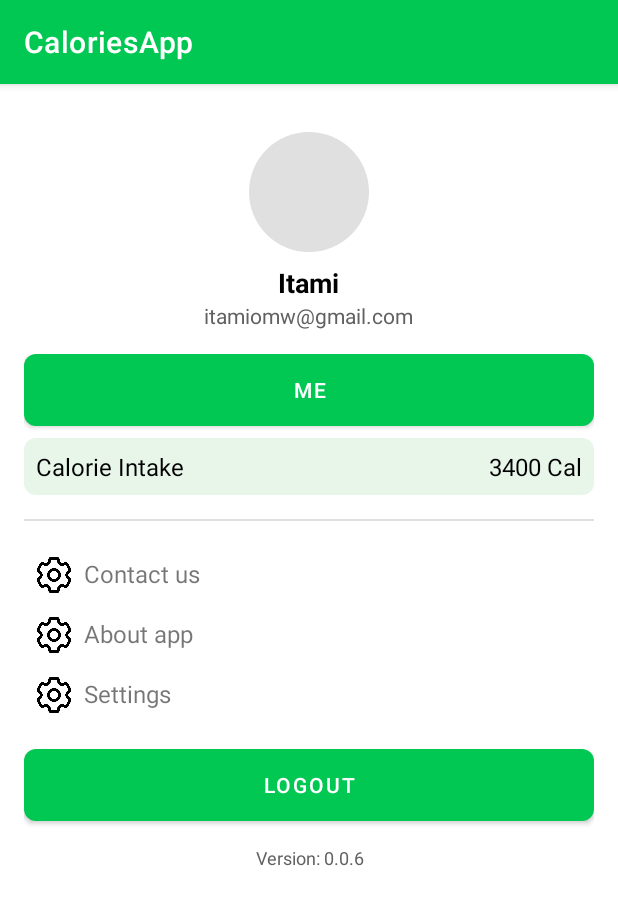
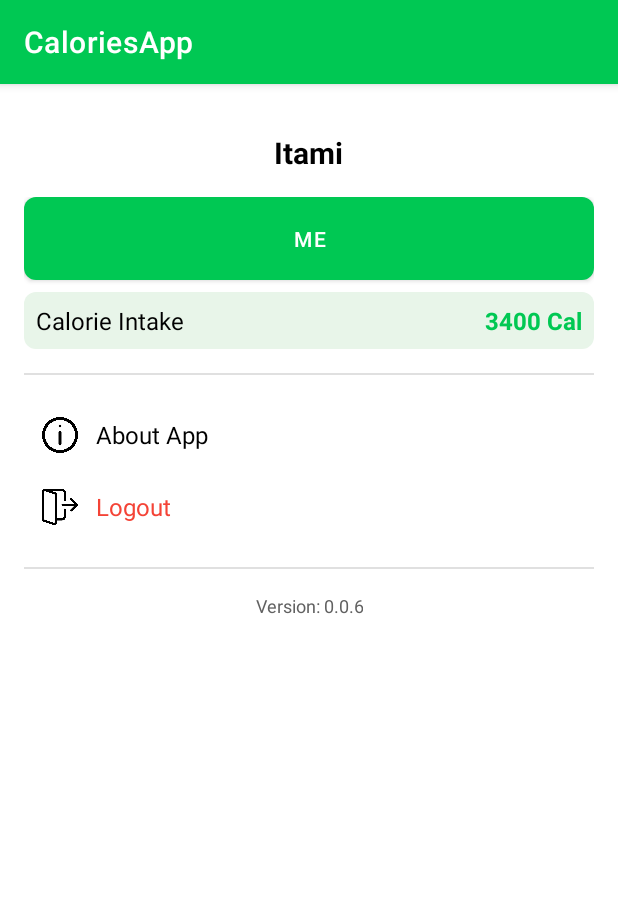
Before and after one commit to mark405/caloriesapp, an Android app: the fragment SettingsFragment shown on its own in the app's theme, on a phone screen of 412 x 824 dp. Shown: the top 905 px of the screen. Run offline under Robolectric (Android 15) with nearby library versions, the phone set to English and light mode, and no system bars; 1 statement that could not run was skipped.

Commit message:
settings page and proper logout

```diff
--- a/app/src/main/AndroidManifest.xml
+++ b/app/src/main/AndroidManifest.xml
@@ -37,6 +37,7 @@
         <activity android:name=".activities.CategoryActivity" />
         <activity android:name=".activities.RecipeActivity" />
         <activity android:name=".activities.RecipeSearchActivity" />
+        <activity android:name=".activities.AboutAppActivity" />
 
         <activity
             android:name=".activities.UserOptionsOverviewActivity"
--- a/app/src/main/java/com/example/caloriesapp/activities/RegisterActivity.kt
+++ b/app/src/main/java/com/example/caloriesapp/activities/RegisterActivity.kt
@@ -46,6 +46,9 @@ class RegisterActivity : AppCompatActivity() {
                     saveTokens(accessToken, refreshToken)
 
                     Toast.makeText(applicationContext, "Registration successful", Toast.LENGTH_SHORT).show()
+                    val intent = Intent(this@RegisterActivity, MainActivity::class.java)
+                    intent.flags = Intent.FLAG_ACTIVITY_NEW_TASK or Intent.FLAG_ACTIVITY_CLEAR_TASK
+                    startActivity(intent)
                     finish()
                 } else {
                     Toast.makeText(applicationContext, "Registration failed", Toast.LENGTH_SHORT).show()
--- a/app/src/main/java/com/example/caloriesapp/fragments/ActivityFragment.kt
+++ b/app/src/main/java/com/example/caloriesapp/fragments/ActivityFragment.kt
@@ -135,7 +135,7 @@ class ActivityFragment : Fragment() {
             put("age", age)
             put("gender", gender)
         }.toString()
-
+        println("saving user options $userOptions")
         // Save the JSON string to SharedPreferences
         editor.putString("userOptions", userOptions)
         editor.apply() // Apply changes asynchronously
--- a/app/src/main/java/com/example/caloriesapp/fragments/SettingsFragment.kt
+++ b/app/src/main/java/com/example/caloriesapp/fragments/SettingsFragment.kt
@@ -10,6 +10,7 @@ import android.view.ViewGroup
 import android.widget.Toast
 import androidx.fragment.app.Fragment
 import androidx.lifecycle.lifecycleScope
+import com.example.caloriesapp.activities.AboutAppActivity
 import com.example.caloriesapp.activities.LoginActivity
 import com.example.caloriesapp.activities.UserOptionsOverviewActivity
 import com.example.caloriesapp.databinding.FragmentSettingsBinding
@@ -35,6 +36,7 @@ class SettingsFragment : Fragment() {
 
     override fun onViewCreated(view: View, savedInstanceState: Bundle?) {
         super.onViewCreated(view, savedInstanceState)
+        context?.let { RetrofitInstance.init(it) }
 
         // Fetch and display user details
         fetchUserDetails()
@@ -47,9 +49,10 @@ class SettingsFragment : Fragment() {
 
         // Handle button clicks
         binding.btnLogout.setOnClickListener { logout() }
-        binding.btnContactUs.setOnClickListener { showToast("Contact us clicked") }
-        binding.btnAboutApp.setOnClickListener { showToast("About app clicked") }
-        binding.btnSettings.setOnClickListener { showToast("Settings clicked") }
+        binding.btnAboutApp.setOnClickListener {
+            val intent = Intent(requireContext(), AboutAppActivity::class.java)
+            startActivity(intent)
+        }
     }
 
     private fun fetchUserDetails() {
--- a/app/src/main/res/layout/fragment_settings.xml
+++ b/app/src/main/res/layout/fragment_settings.xml
@@ -1,7 +1,8 @@
 <ScrollView xmlns:android="http://schemas.android.com/apk/res/android"
     android:layout_width="match_parent"
     android:layout_height="match_parent"
-    android:padding="16dp">
+    android:padding="16dp"
+    android:background="@color/white">
 
     <LinearLayout
         android:layout_width="match_parent"
@@ -9,36 +10,29 @@
         android:orientation="vertical"
         android:gravity="center_horizontal">
 
-        <!-- Profile Picture -->
-        <ImageView
-            android:id="@+id/profile_image"
-            android:layout_width="80dp"
-            android:layout_height="80dp"
-            android:src="@drawable/ic_profile_placeholder"
-            android:layout_marginTop="16dp"
-            android:layout_marginBottom="8dp"
-            android:scaleType="centerCrop"
-            android:background="@drawable/circle_background" />
+        <!-- Profile Section -->
+        <LinearLayout
+            android:layout_width="match_parent"
+            android:layout_height="wrap_content"
+            android:orientation="horizontal"
+            android:gravity="center"
+            android:padding="16dp">
 
-        <!-- Name -->
-        <TextView
-            android:id="@+id/profile_name"
+            <LinearLayout
                 android:layout_width="wrap_content"
                 android:layout_height="wrap_content"
-            android:text="Itami"
-            android:textSize="18sp"
-            android:textStyle="bold"
-            android:textColor="@color/black" />
+                android:orientation="vertical">
 
-        <!-- Email -->
                 <TextView
                     android:id="@+id/profile_email"
                     android:layout_width="wrap_content"
                     android:layout_height="wrap_content"
-            android:text="itamiomw@gmail.com"
-            android:textSize="14sp"
-            android:textColor="@color/dark_gray"
-            android:layout_marginBottom="16dp" />
+                    android:text="Itami"
+                    android:textSize="20sp"
+                    android:textStyle="bold"
+                    android:textColor="@color/black" />
+            </LinearLayout>
+        </LinearLayout>
 
         <!-- Section Buttons -->
         <LinearLayout
@@ -50,9 +44,12 @@
                 android:id="@+id/btn_me"
                 android:layout_width="match_parent"
                 android:layout_height="wrap_content"
-                android:text="Me"
+                android:text="ME"
+                android:drawableStart="@drawable/chart_ic"
+                android:drawablePadding="8dp"
                 android:background="@drawable/rounded_button_red"
                 android:layout_marginBottom="8dp"
+                android:paddingVertical="12dp"
                 android:textColor="@color/white" />
 
             <LinearLayout
@@ -76,9 +73,9 @@
                     android:layout_height="wrap_content"
                     android:text="3400 Cal"
                     android:textSize="16sp"
-                    android:textColor="@color/black" />
+                    android:textStyle="bold"
+                    android:textColor="@color/green" />
             </LinearLayout>
-
         </LinearLayout>
 
         <!-- Divider -->
@@ -86,91 +83,70 @@
             android:layout_width="match_parent"
             android:layout_height="1dp"
             android:background="@color/light_gray"
-            android:layout_marginTop="16dp" />
+            android:layout_marginVertical="16dp" />
 
         <!-- Settings Section -->
         <LinearLayout
             android:layout_width="match_parent"
             android:layout_height="wrap_content"
-            android:orientation="vertical"
-            android:layout_marginTop="16dp">
-
-            <LinearLayout
-                android:id="@+id/btn_contact_us"
-                android:layout_width="match_parent"
-                android:layout_height="wrap_content"
-                android:orientation="horizontal"
-                android:padding="8dp">
-
-                <ImageView
-                    android:layout_width="24dp"
-                    android:layout_height="24dp"
-                    android:src="@drawable/settings_ic"
-                    android:layout_marginEnd="8dp" />
-
-                <TextView
-                    android:layout_width="wrap_content"
-                    android:layout_height="wrap_content"
-                    android:text="Contact us"
-                    android:textSize="16sp" />
-            </LinearLayout>
+            android:orientation="vertical">
 
             <LinearLayout
                 android:id="@+id/btn_about_app"
                 android:layout_width="match_parent"
                 android:layout_height="wrap_content"
                 android:orientation="horizontal"
-                android:padding="8dp">
+                android:gravity="center_vertical"
+                android:padding="12dp">
 
                 <ImageView
                     android:layout_width="24dp"
                     android:layout_height="24dp"
-                    android:src="@drawable/settings_ic"
-                    android:layout_marginEnd="8dp" />
+                    android:src="@drawable/about"
+                    android:layout_marginEnd="12dp" />
 
                 <TextView
                     android:layout_width="wrap_content"
                     android:layout_height="wrap_content"
-                    android:text="About app"
-                    android:textSize="16sp" />
+                    android:text="About App"
+                    android:textSize="16sp"
+                    android:textColor="@color/black" />
             </LinearLayout>
 
             <LinearLayout
-                android:id="@+id/btn_settings"
+                android:id="@+id/btn_logout"
                 android:layout_width="match_parent"
                 android:layout_height="wrap_content"
                 android:orientation="horizontal"
-                android:padding="8dp">
+                android:gravity="center_vertical"
+                android:padding="12dp">
 
                 <ImageView
                     android:layout_width="24dp"
                     android:layout_height="24dp"
-                    android:src="@drawable/settings_ic"
-                    android:layout_marginEnd="8dp" />
+                    android:src="@drawable/logout_ic"
+                    android:layout_marginEnd="12dp" />
 
                 <TextView
                     android:layout_width="wrap_content"
                     android:layout_height="wrap_content"
-                    android:text="Settings"
-                    android:textSize="16sp" />
+                    android:text="Logout"
+                    android:textSize="16sp"
+                    android:textColor="@color/red" />
             </LinearLayout>
         </LinearLayout>
 
-        <!-- Logout Button -->
-        <Button
-            android:id="@+id/btn_logout"
+        <!-- Divider -->
+        <View
             android:layout_width="match_parent"
-            android:layout_height="wrap_content"
-            android:text="Logout"
-            android:layout_marginTop="16dp"
-            android:background="@drawable/rounded_button_red"
-            android:textColor="@color/white" />
+            android:layout_height="1dp"
+            android:background="@color/light_gray"
+            android:layout_marginVertical="16dp" />
 
         <!-- App Version -->
         <TextView
-            android:layout_width="match_parent"
+            android:layout_width="wrap_content"
             android:layout_height="wrap_content"
-            android:layout_marginTop="16dp"
             android:text="Version: 0.0.6"
             android:textSize="12sp"
             android:gravity="center"
```
Also changed, not shown: app/src/main/java/com/example/caloriesapp/activities/AboutAppActivity.kt (added, +43 -0 lines), app/src/main/java/com/example/caloriesapp/activities/LoginActivity.kt (+27 -10 lines), app/src/main/res/layout/activity_about_app.xml (added, +147 -0 lines), app/src/main/res/drawable/about.png (added), app/src/main/res/drawable/chart_ic.png (added), app/src/main/res/drawable/github_ic.png (added), app/src/main/res/drawable/logout_ic.png (added). Lines whose indentation alone changed are shown as unchanged.
